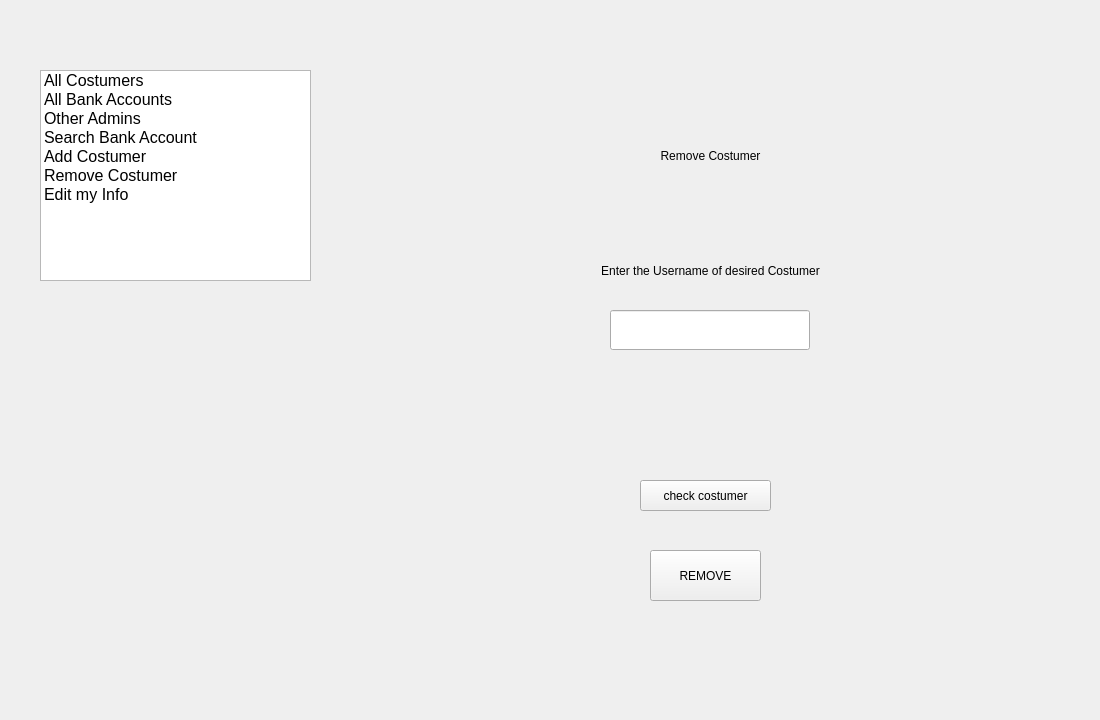
Before: the Qt Designer form UIAP_Final/adminpanel.ui in a-HA7-z/UIAP_Final, drawn with Qt 5.
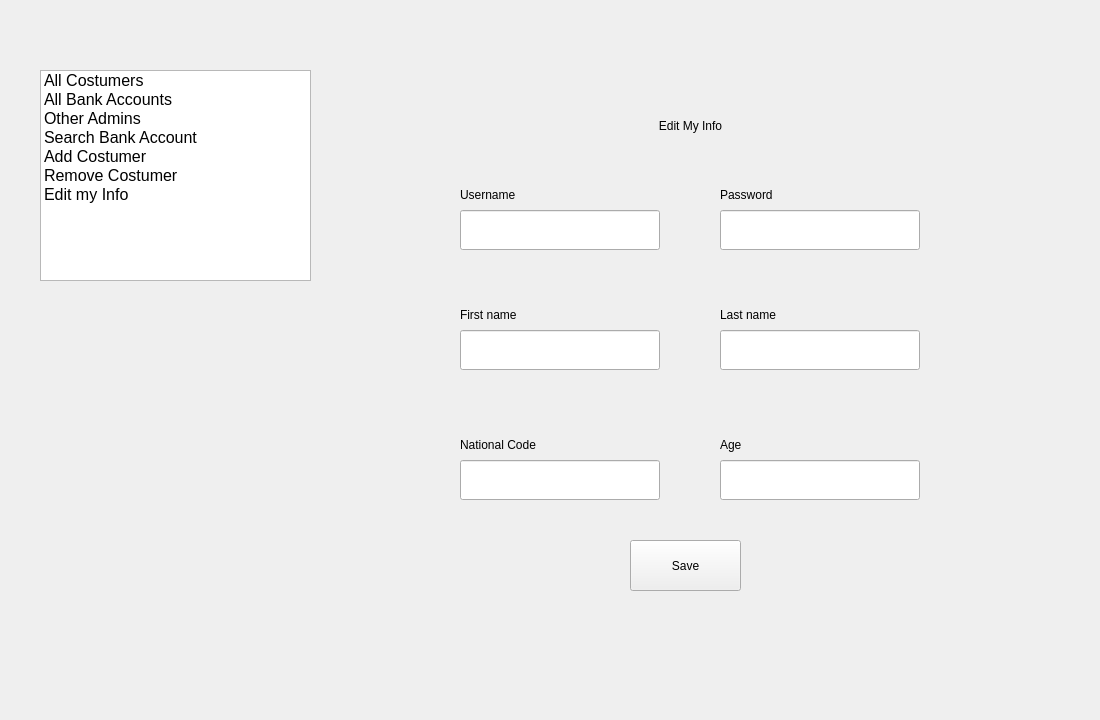
After: the same form once the commit is applied.

Commit message: Edit my info page

The edit to the form file:
```diff
--- a/UIAP_Final/adminpanel.ui
+++ b/UIAP_Final/adminpanel.ui
@@ -96,14 +96,14 @@
   <widget class="QStackedWidget" name="stackedWidget">
    <property name="geometry">
     <rect>
-     <x>430</x>
-     <y>80</y>
+     <x>420</x>
+     <y>70</y>
      <width>541</width>
      <height>551</height>
     </rect>
    </property>
    <property name="currentIndex">
-    <number>5</number>
+    <number>6</number>
    </property>
    <widget class="QWidget" name="pageShowCostumers">
     <widget class="QListWidget" name="CostumersList">
@@ -530,7 +530,175 @@
      </property>
     </widget>
    </widget>
-   <widget class="QWidget" name="page_3"/>
+   <widget class="QWidget" name="EditMyInfo">
+    <widget class="QLineEdit" name="userEdit2">
+     <property name="geometry">
+      <rect>
+       <x>40</x>
+       <y>140</y>
+       <width>200</width>
+       <height>40</height>
+      </rect>
+     </property>
+    </widget>
+    <widget class="QLineEdit" name="passEdit2">
+     <property name="geometry">
+      <rect>
+       <x>300</x>
+       <y>140</y>
+       <width>200</width>
+       <height>40</height>
+      </rect>
+     </property>
+    </widget>
+    <widget class="QLineEdit" name="fNameEdit2">
+     <property name="geometry">
+      <rect>
+       <x>40</x>
+       <y>260</y>
+       <width>200</width>
+       <height>40</height>
+      </rect>
+     </property>
+    </widget>
+    <widget class="QLineEdit" name="lNameEdit2">
+     <property name="geometry">
+      <rect>
+       <x>300</x>
+       <y>260</y>
+       <width>200</width>
+       <height>40</height>
+      </rect>
+     </property>
+    </widget>
+    <widget class="QLineEdit" name="nationalCodeEdit_2">
+     <property name="geometry">
+      <rect>
+       <x>40</x>
+       <y>390</y>
+       <width>200</width>
+       <height>40</height>
+      </rect>
+     </property>
+    </widget>
+    <widget class="QLineEdit" name="ageEdit2">
+     <property name="geometry">
+      <rect>
+       <x>300</x>
+       <y>390</y>
+       <width>200</width>
+       <height>40</height>
+      </rect>
+     </property>
+    </widget>
+    <widget class="QLabel" name="label_12">
+     <property name="geometry">
+      <rect>
+       <x>40</x>
+       <y>110</y>
+       <width>200</width>
+       <height>30</height>
+      </rect>
+     </property>
+     <property name="text">
+      <string>Username</string>
+     </property>
+    </widget>
+    <widget class="QLabel" name="label_13">
+     <property name="geometry">
+      <rect>
+       <x>300</x>
+       <y>110</y>
+       <width>200</width>
+       <height>30</height>
+      </rect>
+     </property>
+     <property name="text">
+      <string>Password</string>
+     </property>
+    </widget>
+    <widget class="QLabel" name="label_14">
+     <property name="geometry">
+      <rect>
+       <x>300</x>
+       <y>230</y>
+       <width>200</width>
+       <height>30</height>
+      </rect>
+     </property>
+     <property name="text">
+      <string>Last name</string>
+     </property>
+    </widget>
+    <widget class="QLabel" name="label_15">
+     <property name="geometry">
+      <rect>
+       <x>40</x>
+       <y>230</y>
+       <width>200</width>
+       <height>30</height>
+      </rect>
+     </property>
+     <property name="text">
+      <string>First name</string>
+     </property>
+    </widget>
+    <widget class="QLabel" name="label_16">
+     <property name="geometry">
+      <rect>
+       <x>300</x>
+       <y>360</y>
+       <width>200</width>
+       <height>30</height>
+      </rect>
+     </property>
+     <property name="text">
+      <string>Age</string>
+     </property>
+    </widget>
+    <widget class="QLabel" name="label_17">
+     <property name="geometry">
+      <rect>
+       <x>40</x>
+       <y>360</y>
+       <width>200</width>
+       <height>30</height>
+      </rect>
+     </property>
+     <property name="text">
+      <string>National Code</string>
+     </property>
+    </widget>
+    <widget class="QLabel" name="label_18">
+     <property name="geometry">
+      <rect>
+       <x>210</x>
+       <y>30</y>
+       <width>121</width>
+       <height>51</height>
+      </rect>
+     </property>
+     <property name="text">
+      <string>Edit My Info</string>
+     </property>
+     <property name="alignment">
+      <set>Qt::AlignmentFlag::AlignCenter</set>
+     </property>
+    </widget>
+    <widget class="QPushButton" name="saveChanges">
+     <property name="geometry">
+      <rect>
+       <x>210</x>
+       <y>470</y>
+       <width>111</width>
+       <height>51</height>
+      </rect>
+     </property>
+     <property name="text">
+      <string>Save</string>
+     </property>
+    </widget>
+   </widget>
   </widget>
  </widget>
  <resources/>
```
The commit also changes 2 other files.
